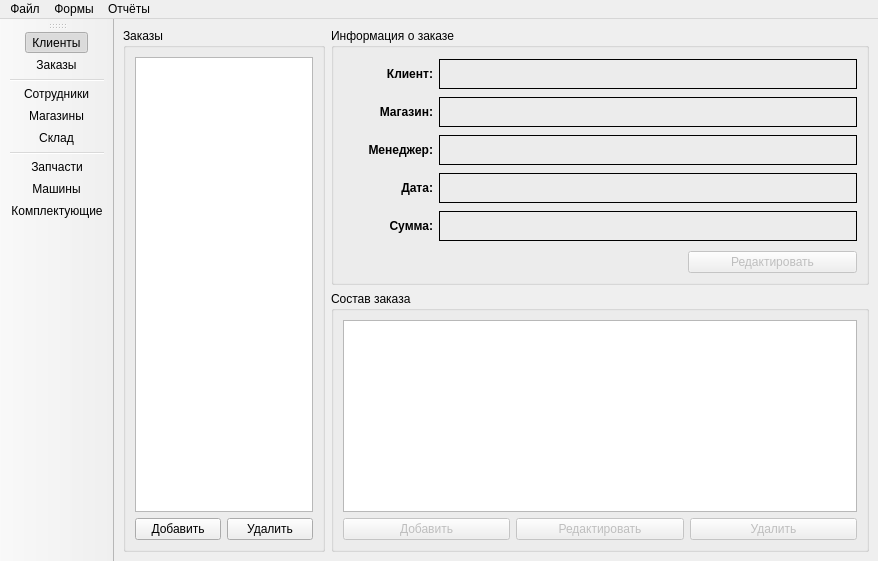
Above: forms/mainwindow.ui from vnetserg/LadaDetail before the change. Below: the same form after it.
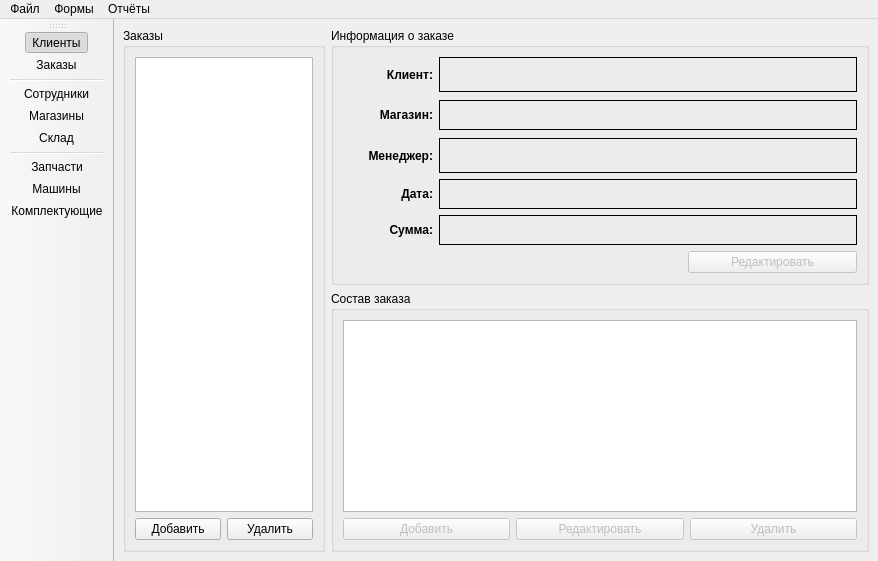
That is the form after the change. The open tabs and pages were chosen to show the change.

```diff
--- a/forms/mainwindow.ui
+++ b/forms/mainwindow.ui
@@ -14,7 +14,7 @@
    <string>Лада Деталь</string>
   </property>
   <widget class="QWidget" name="centralwidget">
-   <layout class="QVBoxLayout" name="verticalLayout_5">
+   <layout class="QHBoxLayout" name="horizontalLayout_19">
     <property name="spacing">
      <number>0</number>
     </property>
@@ -33,7 +33,7 @@
     <item>
      <widget class="QStackedWidget" name="stackedWidget">
       <property name="currentIndex">
-       <number>1</number>
+       <number>7</number>
       </property>
       <widget class="QWidget" name="page_cars">
        <layout class="QHBoxLayout" name="horizontalLayout">
@@ -3223,28 +3223,6 @@
                    </property>
                   </widget>
                  </item>
-                 <item row="2" column="1">
-                  <widget class="QLabel" name="orderEmpLabel">
-                   <property name="sizePolicy">
-                    <sizepolicy hsizetype="Preferred" vsizetype="Fixed">
-                     <horstretch>0</horstretch>
-                     <verstretch>0</verstretch>
-                    </sizepolicy>
-                   </property>
-                   <property name="minimumSize">
-                    <size>
-                     <width>340</width>
-                     <height>30</height>
-                    </size>
-                   </property>
-                   <property name="styleSheet">
-                    <string notr="true">border: 1px solid;</string>
-                   </property>
-                   <property name="text">
-                    <string/>
-                   </property>
-                  </widget>
-                 </item>
                  <item row="2" column="0">
                   <widget class="QLabel" name="label_60">
                    <property name="maximumSize">
@@ -3267,7 +3245,51 @@
                    </property>
                   </widget>
                  </item>
-                 <item row="1" column="1">
+                 <item row="4" column="0">
+                  <widget class="QLabel" name="label_65">
+                   <property name="maximumSize">
+                    <size>
+                     <width>90</width>
+                     <height>16777215</height>
+                    </size>
+                   </property>
+                   <property name="font">
+                    <font>
+                     <weight>75</weight>
+                     <bold>true</bold>
+                    </font>
+                   </property>
+                   <property name="text">
+                    <string>Сумма:</string>
+                   </property>
+                   <property name="alignment">
+                    <set>Qt::AlignRight|Qt::AlignTrailing|Qt::AlignVCenter</set>
+                   </property>
+                  </widget>
+                 </item>
+                 <item row="1" column="1" colspan="2">
+                  <widget class="QStackedWidget" name="shop_hack">
+                   <property name="currentIndex">
+                    <number>0</number>
+                   </property>
+                   <widget class="QWidget" name="shop_ok_page">
+                    <layout class="QHBoxLayout" name="horizontalLayout_20">
+                     <property name="spacing">
+                      <number>0</number>
+                     </property>
+                     <property name="leftMargin">
+                      <number>0</number>
+                     </property>
+                     <property name="topMargin">
+                      <number>0</number>
+                     </property>
+                     <property name="rightMargin">
+                      <number>0</number>
+                     </property>
+                     <property name="bottomMargin">
+                      <number>0</number>
+                     </property>
+                     <item>
                   <widget class="QLabel" name="orderShopLabel">
                    <property name="sizePolicy">
                     <sizepolicy hsizetype="Preferred" vsizetype="Fixed">
@@ -3277,7 +3299,7 @@
                    </property>
                    <property name="minimumSize">
                     <size>
-                     <width>340</width>
+                         <width>0</width>
                      <height>30</height>
                     </size>
                    </property>
@@ -3289,8 +3311,63 @@
                    </property>
                   </widget>
                  </item>
-                 <item row="3" column="1">
-                  <widget class="QLabel" name="orderDateLabel">
+                    </layout>
+                   </widget>
+                   <widget class="QWidget" name="shop_hide_page">
+                    <layout class="QVBoxLayout" name="verticalLayout_5">
+                     <property name="spacing">
+                      <number>0</number>
+                     </property>
+                     <property name="leftMargin">
+                      <number>0</number>
+                     </property>
+                     <property name="topMargin">
+                      <number>0</number>
+                     </property>
+                     <property name="rightMargin">
+                      <number>0</number>
+                     </property>
+                     <property name="bottomMargin">
+                      <number>0</number>
+                     </property>
+                     <item>
+                      <widget class="QLabel" name="label_30">
+                       <property name="styleSheet">
+                        <string notr="true">border: 1px solid;</string>
+                       </property>
+                       <property name="text">
+                        <string/>
+                       </property>
+                      </widget>
+                     </item>
+                    </layout>
+                   </widget>
+                  </widget>
+                 </item>
+                 <item row="2" column="1" colspan="2">
+                  <widget class="QStackedWidget" name="emp_hack">
+                   <property name="currentIndex">
+                    <number>0</number>
+                   </property>
+                   <widget class="QWidget" name="emp_ok_page">
+                    <layout class="QHBoxLayout" name="horizontalLayout_21">
+                     <property name="spacing">
+                      <number>0</number>
+                     </property>
+                     <property name="leftMargin">
+                      <number>0</number>
+                     </property>
+                     <property name="topMargin">
+                      <number>0</number>
+                     </property>
+                     <property name="rightMargin">
+                      <number>0</number>
+                     </property>
+                     <property name="bottomMargin">
+                      <number>0</number>
+                     </property>
+                     <item>
+                      <widget class="QLabel" name="orderEmpLabel">
                    <property name="sizePolicy">
                     <sizepolicy hsizetype="Preferred" vsizetype="Fixed">
                      <horstretch>0</horstretch>
@@ -3299,7 +3376,7 @@
                    </property>
                    <property name="minimumSize">
                     <size>
-                     <width>340</width>
+                         <width>0</width>
                      <height>30</height>
                     </size>
                    </property>
@@ -3311,7 +3388,64 @@
                    </property>
                   </widget>
                  </item>
-                 <item row="0" column="1">
+                    </layout>
+                   </widget>
+                   <widget class="QWidget" name="emp_hide_page">
+                    <layout class="QVBoxLayout" name="verticalLayout_8">
+                     <property name="spacing">
+                      <number>0</number>
+                     </property>
+                     <property name="leftMargin">
+                      <number>0</number>
+                     </property>
+                     <property name="topMargin">
+                      <number>0</number>
+                     </property>
+                     <property name="rightMargin">
+                      <number>0</number>
+                     </property>
+                     <property name="bottomMargin">
+                      <number>0</number>
+                     </property>
+                     <item>
+                      <widget class="QLabel" name="label_75">
+                       <property name="styleSheet">
+                        <string notr="true">border: 1px solid;</string>
+                       </property>
+                       <property name="text">
+                        <string/>
+                       </property>
+                      </widget>
+                     </item>
+                    </layout>
+                    <zorder>orderEmpLabel</zorder>
+                    <zorder>label_75</zorder>
+                   </widget>
+                  </widget>
+                 </item>
+                 <item row="0" column="1" colspan="2">
+                  <widget class="QStackedWidget" name="client_hack">
+                   <property name="currentIndex">
+                    <number>0</number>
+                   </property>
+                   <widget class="QWidget" name="client_ok_page">
+                    <layout class="QHBoxLayout" name="horizontalLayout_11">
+                     <property name="spacing">
+                      <number>0</number>
+                     </property>
+                     <property name="leftMargin">
+                      <number>0</number>
+                     </property>
+                     <property name="topMargin">
+                      <number>0</number>
+                     </property>
+                     <property name="rightMargin">
+                      <number>0</number>
+                     </property>
+                     <property name="bottomMargin">
+                      <number>0</number>
+                     </property>
+                     <item>
                   <widget class="QLabel" name="orderClientLabel">
                    <property name="sizePolicy">
                     <sizepolicy hsizetype="Preferred" vsizetype="Fixed">
@@ -3321,7 +3455,7 @@
                    </property>
                    <property name="minimumSize">
                     <size>
-                     <width>340</width>
+                         <width>0</width>
                      <height>0</height>
                     </size>
                    </property>
@@ -3339,7 +3473,62 @@
                    </property>
                   </widget>
                  </item>
-                 <item row="4" column="1">
+                    </layout>
+                   </widget>
+                   <widget class="QWidget" name="client_hide_page">
+                    <layout class="QVBoxLayout" name="verticalLayout_7">
+                     <property name="spacing">
+                      <number>0</number>
+                     </property>
+                     <property name="leftMargin">
+                      <number>0</number>
+                     </property>
+                     <property name="topMargin">
+                      <number>0</number>
+                     </property>
+                     <property name="rightMargin">
+                      <number>0</number>
+                     </property>
+                     <property name="bottomMargin">
+                      <number>0</number>
+                     </property>
+                     <item>
+                      <widget class="QLabel" name="label_24">
+                       <property name="styleSheet">
+                        <string notr="true">border: 1px solid;</string>
+                       </property>
+                       <property name="text">
+                        <string/>
+                       </property>
+                      </widget>
+                     </item>
+                    </layout>
+                   </widget>
+                  </widget>
+                 </item>
+                 <item row="3" column="1" colspan="2">
+                  <widget class="QLabel" name="orderDateLabel">
+                   <property name="sizePolicy">
+                    <sizepolicy hsizetype="Preferred" vsizetype="Fixed">
+                     <horstretch>0</horstretch>
+                     <verstretch>0</verstretch>
+                    </sizepolicy>
+                   </property>
+                   <property name="minimumSize">
+                    <size>
+                     <width>0</width>
+                     <height>30</height>
+                    </size>
+                   </property>
+                   <property name="styleSheet">
+                    <string notr="true">border: 1px solid;</string>
+                   </property>
+                   <property name="text">
+                    <string/>
+                   </property>
+                  </widget>
+                 </item>
+                 <item row="4" column="1" colspan="2">
                   <widget class="QLabel" name="orderPriceLabel">
                    <property name="sizePolicy">
                     <sizepolicy hsizetype="Preferred" vsizetype="Fixed">
@@ -3349,7 +3538,7 @@
                    </property>
                    <property name="minimumSize">
                     <size>
-                     <width>340</width>
+                     <width>0</width>
                      <height>30</height>
                     </size>
                    </property>
@@ -3361,28 +3550,6 @@
                    </property>
                   </widget>
                  </item>
-                 <item row="4" column="0">
-                  <widget class="QLabel" name="label_65">
-                   <property name="maximumSize">
-                    <size>
-                     <width>90</width>
-                     <height>16777215</height>
-                    </size>
-                   </property>
-                   <property name="font">
-                    <font>
-                     <weight>75</weight>
-                     <bold>true</bold>
-                    </font>
-                   </property>
-                   <property name="text">
-                    <string>Сумма:</string>
-                   </property>
-                   <property name="alignment">
-                    <set>Qt::AlignRight|Qt::AlignTrailing|Qt::AlignVCenter</set>
-                   </property>
-                  </widget>
-                 </item>
                 </layout>
                </item>
                <item row="2" column="2">
```
Lines whose indentation alone changed are shown as unchanged.
